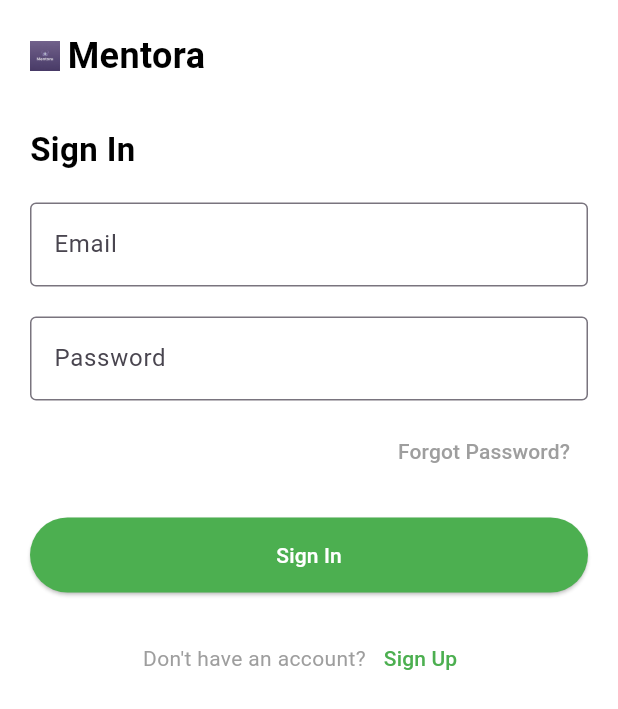
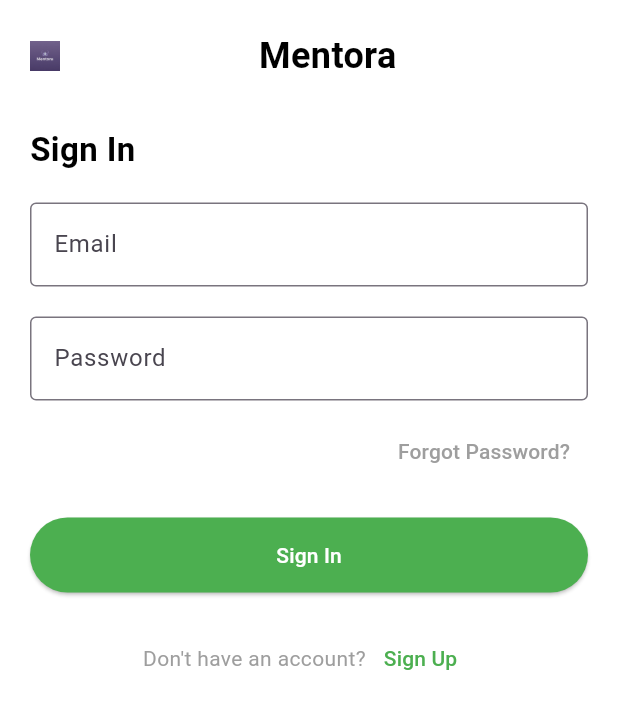
Before and after one commit to bsc-com-29-19/mentora, a Flutter app: the screen it shows after launch, after a tap on "Sign Up", after a tap on "Login", on a phone screen of 412 x 824 dp. Shown: the top 709 px of the screen. Run offline on Flutter 3.47's test engine with Material 3 defaults, Android fonts, the light colour scheme and no system bars.

Commit message:
All is done on signup & signin

```diff
--- a/lib/auth/screens/signin_screen.dart
+++ b/lib/auth/screens/signin_screen.dart
@@ -33,12 +33,16 @@
                     height: 20,
                   ),
                   const SizedBox(width: 5),
-                  const Text(
-                    'Mentora',
-                    style: TextStyle(
-                      fontSize: 24,
-                      fontWeight: FontWeight.bold,
-                      color: Colors.black,
+                  Expanded(
+                    child: Center(
+                      child: const Text(
+                        'Mentora',
+                        style: TextStyle(
+                          fontSize: 24,
+                          fontWeight: FontWeight.bold,
+                          color: Colors.black,
+                        ),
+                      ),
                     ),
                   ),
                 ],
@@ -64,7 +68,9 @@
                         border: OutlineInputBorder(),
                       ),
                       validator: (value) {
-                        if (value == null || value.isEmpty || !value.contains('@')) {
+                        if (value == null ||
+                            value.isEmpty ||
+                            !value.contains('@')) {
                           return 'Please enter a valid email';
                         }
                         return null;
@@ -79,7 +85,9 @@
                         border: OutlineInputBorder(),
                       ),
                       validator: (value) {
-                        if (value == null || value.isEmpty || value.length < 8) {
+                        if (value == null ||
+                            value.isEmpty ||
+                            value.length < 8) {
                           return 'Please enter a password with at least 8 characters';
                         }
                         return null;
--- a/lib/auth/screens/signup_screen.dart
+++ b/lib/auth/screens/signup_screen.dart
@@ -4,6 +4,7 @@
   const SignUpScreen({super.key});
 
   @override
+  // ignore: library_private_types_in_public_api
   _SignUpScreenState createState() => _SignUpScreenState();
 }
 
@@ -17,7 +18,7 @@
   @override
   Widget build(BuildContext context) {
     return Scaffold(
-      backgroundColor: Colors.black,
+      backgroundColor: Colors.white,
       body: SingleChildScrollView(
         child: Padding(
           padding: const EdgeInsets.all(20.0),
@@ -36,7 +37,7 @@
                       child: const Text(
                         'Mentora',
                         style: TextStyle(
-                          color: Colors.white,
+                          color: Colors.black,
                           fontSize: 24,
                           fontWeight: FontWeight.bold,
                         ),
@@ -53,7 +54,7 @@
                 child: const Text(
                   'Sign Up',
                   style: TextStyle(
-                    color: Colors.white,
+                    color: Colors.black,
                     fontSize: 20,
                     fontWeight: FontWeight.bold,
                   ),
@@ -66,12 +67,12 @@
                 child: Column(
                   children: [
                     TextFormField(
-                      style: const TextStyle(color: Colors.white),
+                      style: const TextStyle(color: Colors.black),
                       decoration: const InputDecoration(
                         labelText: 'Full Name',
-                        labelStyle: TextStyle(color: Colors.white),
+                        labelStyle: TextStyle(color: Colors.black),
                         border: OutlineInputBorder(
-                          borderSide: BorderSide(color: Colors.white),
+                          borderSide: BorderSide(color: Colors.black),
                         ),
                       ),
                       validator: (value) {
@@ -84,12 +85,12 @@
                     ),
                     const SizedBox(height: 20),
                     TextFormField(
-                      style: const TextStyle(color: Colors.white),
+                      style: const TextStyle(color: Colors.black),
                       decoration: const InputDecoration(
                         labelText: 'Username',
-                        labelStyle: TextStyle(color: Colors.white),
+                        labelStyle: TextStyle(color: Colors.black),
                         border: OutlineInputBorder(
-                          borderSide: BorderSide(color: Colors.white),
+                          borderSide: BorderSide(color: Colors.black),
                         ),
                       ),
                       validator: (value) {
@@ -102,12 +103,12 @@
                     ),
                     const SizedBox(height: 20),
                     TextFormField(
-                      style: const TextStyle(color: Colors.white),
+                      style: const TextStyle(color: Colors.black),
                       decoration: const InputDecoration(
                         labelText: 'Email',
-                        labelStyle: TextStyle(color: Colors.white),
+                        labelStyle: TextStyle(color: Colors.black),
                         border: OutlineInputBorder(
-                          borderSide: BorderSide(color: Colors.white),
+                          borderSide: BorderSide(color: Colors.black),
                         ),
                       ),
                       validator: (value) {
@@ -120,13 +121,13 @@
                     ),
                     const SizedBox(height: 20),
                     TextFormField(
-                      style: const TextStyle(color: Colors.white),
+                      style: const TextStyle(color: Colors.black),
                       obscureText: true,
                       decoration: const InputDecoration(
                         labelText: 'Password',
-                        labelStyle: TextStyle(color: Colors.white),
+                        labelStyle: TextStyle(color: Colors.black),
                         border: OutlineInputBorder(
-                          borderSide: BorderSide(color: Colors.white),
+                          borderSide: BorderSide(color: Colors.black),
                         ),
                       ),
                       validator: (value) {
@@ -164,7 +165,7 @@
                       children: [
                         const Text(
                           'Already have an account?',
-                          style: TextStyle(color: Colors.white),
+                          style: TextStyle(color: Colors.grey),
                         ),
                         TextButton(
                           onPressed: () {
@@ -173,7 +174,7 @@
                           },
                           child: const Text(
                             'Login',
-                            style: TextStyle(color: Colors.white),
+                            style: TextStyle(color: Colors.green),
                           ),
                         ),
                       ],
--- a/lib/main.dart
+++ b/lib/main.dart
@@ -12,7 +12,10 @@
   // This widget is the root of your application.
   @override
   Widget build(BuildContext context) {
+
     return MaterialApp(
+      debugShowCheckedModeBanner: false,
+
       title: 'Mentora',
       theme: ThemeData(
         primarySwatch: Colors.blue,
@@ -43,6 +46,7 @@
 
       // home: const MyHomePage(title: 'Flutter Demo Home Page'),
     );
+
   }
 }
 
```
